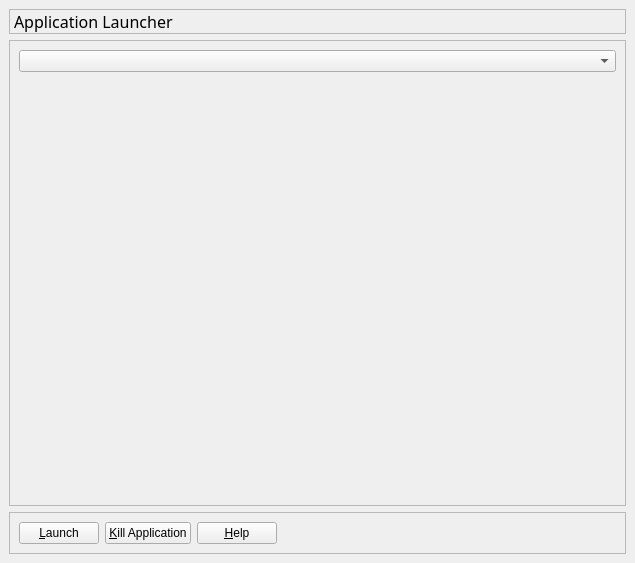
Qt form ClusterControl/modules/ClusterLauncherBase.ui (patrickhartling/maestro) before a commit.
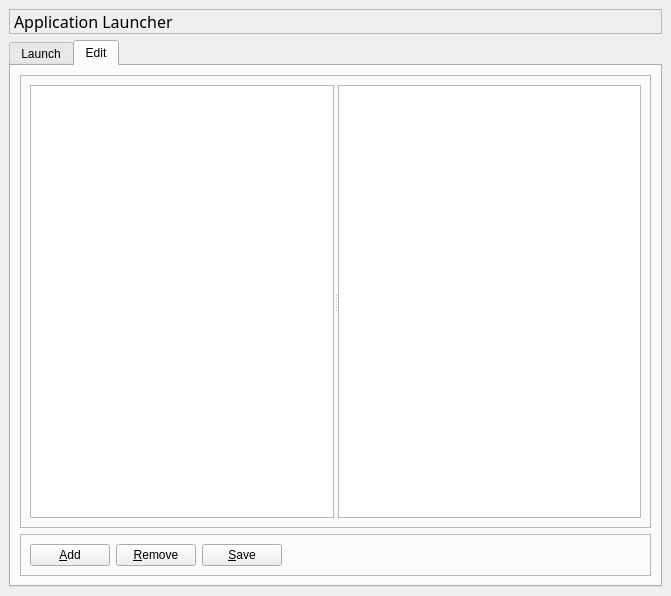
The same form after that commit. The open tabs and pages were chosen to show the change.

Commit message: - Adding new cluster launcher gui.

```diff
--- a/ClusterControl/modules/ClusterLauncherBase.ui
+++ b/ClusterControl/modules/ClusterLauncherBase.ui
@@ -8,8 +8,8 @@
    <rect>
     <x>0</x>
     <y>0</y>
-    <width>635</width>
-    <height>563</height>
+    <width>671</width>
+    <height>596</height>
    </rect>
   </property>
   <property name="windowTitle" >
@@ -53,6 +53,19 @@
     </widget>
    </item>
    <item>
+    <widget class="QTabWidget" name="mTabWidget" >
+     <widget class="QWidget" name="mLaunchTab" >
+      <attribute name="title" >
+       <string>Launch</string>
+      </attribute>
+      <layout class="QVBoxLayout" >
+       <property name="margin" >
+        <number>9</number>
+       </property>
+       <property name="spacing" >
+        <number>6</number>
+       </property>
+       <item>
     <widget class="QFrame" name="mAppFrame" >
      <property name="sizePolicy" >
       <sizepolicy>
@@ -76,7 +89,7 @@
        <number>6</number>
       </property>
       <item>
-       <widget class="QComboBox" name="appComboBox" />
+           <widget class="QComboBox" name="mAppComboBox" />
       </item>
       <item>
        <spacer>
@@ -95,7 +108,7 @@
     </widget>
    </item>
    <item>
-    <widget class="QFrame" name="cmdFrame" >
+        <widget class="QFrame" name="mLaunchFrame" >
      <property name="frameShape" >
       <enum>QFrame::StyledPanel</enum>
      </property>
@@ -110,14 +123,14 @@
        <number>6</number>
       </property>
       <item>
-       <widget class="QPushButton" name="launchButton" >
+           <widget class="QPushButton" name="mLaunchBtn" >
         <property name="text" >
          <string>&amp;Launch</string>
         </property>
        </widget>
       </item>
       <item>
-       <widget class="QPushButton" name="killButton" >
+           <widget class="QPushButton" name="mKillBtn" >
         <property name="enabled" >
          <bool>true</bool>
         </property>
@@ -127,7 +140,7 @@
        </widget>
       </item>
       <item>
-       <widget class="QPushButton" name="helpButton" >
+           <widget class="QPushButton" name="mHelpBtn" >
         <property name="sizePolicy" >
          <sizepolicy>
           <hsizetype>1</hsizetype>
@@ -155,6 +168,110 @@
        </spacer>
       </item>
      </layout>
+        </widget>
+       </item>
+      </layout>
+     </widget>
+     <widget class="QWidget" name="mEditTab" >
+      <attribute name="title" >
+       <string>Edit</string>
+      </attribute>
+      <layout class="QVBoxLayout" >
+       <property name="margin" >
+        <number>9</number>
+       </property>
+       <property name="spacing" >
+        <number>6</number>
+       </property>
+       <item>
+        <widget class="QFrame" name="mEditFrame" >
+         <property name="sizePolicy" >
+          <sizepolicy>
+           <hsizetype>5</hsizetype>
+           <vsizetype>3</vsizetype>
+           <horstretch>0</horstretch>
+           <verstretch>0</verstretch>
+          </sizepolicy>
+         </property>
+         <property name="frameShape" >
+          <enum>QFrame::StyledPanel</enum>
+         </property>
+         <property name="frameShadow" >
+          <enum>QFrame::Raised</enum>
+         </property>
+         <layout class="QHBoxLayout" >
+          <property name="margin" >
+           <number>9</number>
+          </property>
+          <property name="spacing" >
+           <number>6</number>
+          </property>
+          <item>
+           <widget class="QSplitter" name="splitter" >
+            <property name="orientation" >
+             <enum>Qt::Horizontal</enum>
+            </property>
+            <widget class="QTreeView" name="mTreeView" />
+            <widget class="QTableView" name="mTableView" />
+           </widget>
+          </item>
+         </layout>
+        </widget>
+       </item>
+       <item>
+        <widget class="QFrame" name="mEditCmdFrame" >
+         <property name="frameShape" >
+          <enum>QFrame::StyledPanel</enum>
+         </property>
+         <property name="frameShadow" >
+          <enum>QFrame::Raised</enum>
+         </property>
+         <layout class="QHBoxLayout" >
+          <property name="margin" >
+           <number>9</number>
+          </property>
+          <property name="spacing" >
+           <number>6</number>
+          </property>
+          <item>
+           <widget class="QPushButton" name="mAddBtn" >
+            <property name="text" >
+             <string>&amp;Add</string>
+            </property>
+           </widget>
+          </item>
+          <item>
+           <widget class="QPushButton" name="mRemoveBtn" >
+            <property name="text" >
+             <string>&amp;Remove</string>
+            </property>
+           </widget>
+          </item>
+          <item>
+           <widget class="QPushButton" name="mSaveBtn" >
+            <property name="text" >
+             <string>&amp;Save</string>
+            </property>
+           </widget>
+          </item>
+          <item>
+           <spacer>
+            <property name="orientation" >
+             <enum>Qt::Horizontal</enum>
+            </property>
+            <property name="sizeHint" >
+             <size>
+              <width>40</width>
+              <height>20</height>
+             </size>
+            </property>
+           </spacer>
+          </item>
+         </layout>
+        </widget>
+       </item>
+      </layout>
+     </widget>
     </widget>
    </item>
   </layout>
```
Lines whose indentation alone changed are shown as unchanged. The commit also changes 2 other files.
